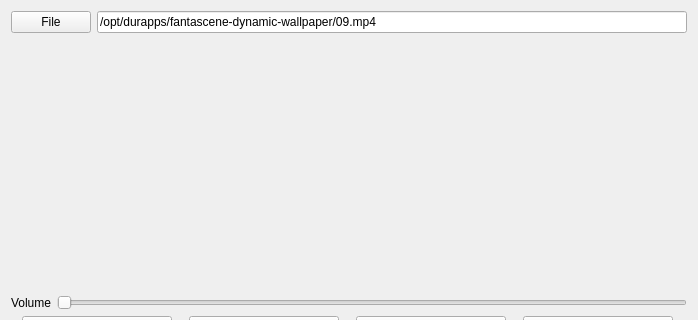
dependon/fantascene-dynamic-wallpaper, file fantascene-dynamic-wallpaper/settingwindow.ui: the form before one commit; both pictures show x 0 to 698 and y 0 to 320 of the 698 by 469 pixel window.
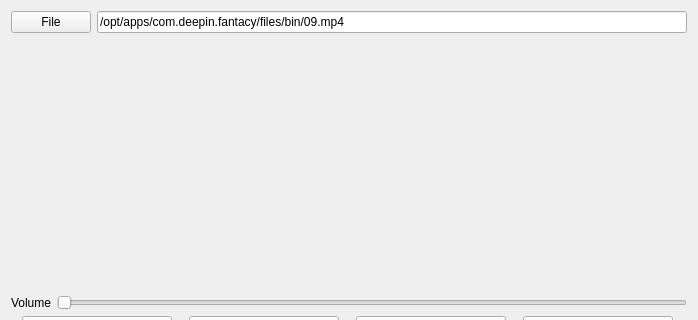
The form after the commit.

What changed in the file:
```diff
--- a/fantascene-dynamic-wallpaper/settingwindow.ui
+++ b/fantascene-dynamic-wallpaper/settingwindow.ui
@@ -443,7 +443,7 @@
      <item>
       <widget class="QLineEdit" name="pathEdit">
        <property name="text">
-        <string>/opt/durapps/fantascene-dynamic-wallpaper/09.mp4</string>
+        <string>/opt/apps/com.deepin.fantacy/files/bin/09.mp4</string>
        </property>
       </widget>
      </item>
```
